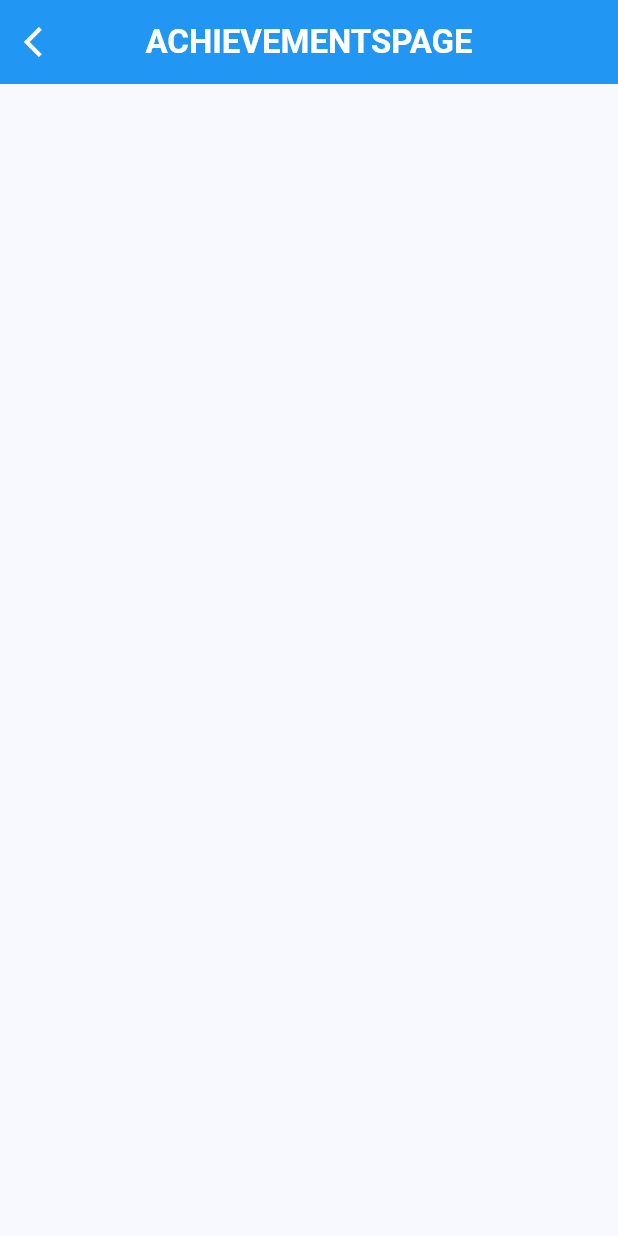
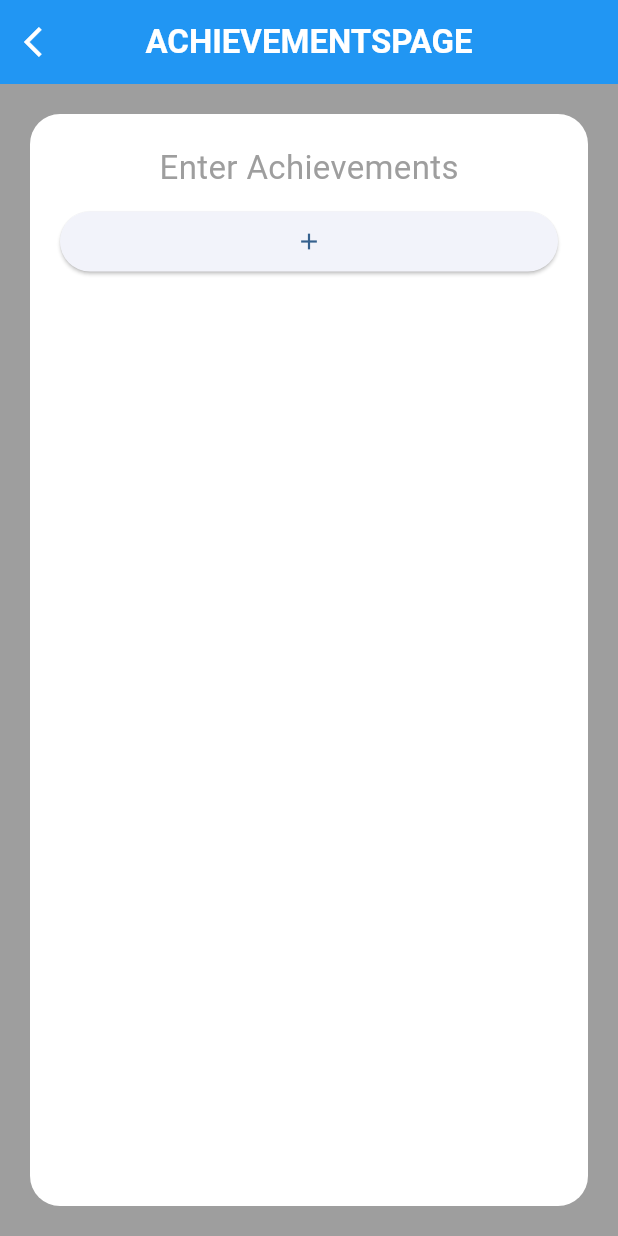
Before and after one commit to rahulmali2004/resume_pr, a Flutter app: the achievementspage screen opened by its route, on a phone screen of 412 x 824 dp. Run offline on Flutter 3.47's test engine with Material 2 defaults, Android fonts, the light colour scheme and no system bars; our stand-ins replace image_picker, pdf, printing; missing offline and left inert: dart:ffi; accounts and stored records are empty.

Commit message:
RM 25/04/23 19:09 change page

```diff
--- a/lib/main.dart
+++ b/lib/main.dart
@@ -9,6 +9,7 @@ import 'package:resume_pr/views/scrrens/declarationpage.dart';
 import 'package:resume_pr/views/scrrens/educationpage.dart';
 import 'package:resume_pr/views/scrrens/experiencepage.dart';
 import 'package:resume_pr/views/scrrens/homepage.dart';
+import 'package:resume_pr/views/scrrens/pdfpage.dart';
 import 'package:resume_pr/views/scrrens/personalpage.dart';
 import 'package:resume_pr/views/scrrens/projectspage.dart';
 import 'package:resume_pr/views/scrrens/referencespage.dart';
@@ -45,6 +46,7 @@ class MyApp extends StatelessWidget {
         Myroutes.buildoption[8].route: (context) => const achievementspage(),
         Myroutes.buildoption[9].route: (context) => const referencespage(),
         Myroutes.buildoption[10].route: (context) => const declarationpage(),
+        "PDF_page": (context) => pdfpage(),
       },
     );
   }
--- a/lib/modals/globals_page.dart
+++ b/lib/modals/globals_page.dart
@@ -10,5 +10,8 @@ class Global {
 
   static File? image;
 
+
+
   static List<String> techanical = [];
+  static List<String> achiev = [];
 }
--- a/lib/views/scrrens/Achievementspage.dart
+++ b/lib/views/scrrens/Achievementspage.dart
@@ -1,5 +1,8 @@
+import 'dart:ffi';
+
 import 'package:flutter/material.dart';
 
+import '../../modals/globals_page.dart';
 import '../components/iconbackpage.dart';
 
 class achievementspage extends StatefulWidget {
@@ -9,8 +12,12 @@ class achievementspage extends StatefulWidget {
   State<achievementspage> createState() => _achievementspageState();
 }
 
-class _achievementspageState extends State<achievementspage> {
+ class _achievementspageState extends State<achievementspage> {
+//   String achiev = "";
+
+  bool achiev = true;
   @override
+
   Widget build(BuildContext context) {
     return Scaffold(
       appBar: AppBar(
@@ -26,6 +33,75 @@ class _achievementspageState extends State<achievementspage> {
         centerTitle: true,
         backgroundColor: Colors.blue,
       ),
+      body: Padding(
+        padding: const EdgeInsets.all(20),
+        child: Container(
+          decoration: BoxDecoration(
+            color: Colors.white,
+            borderRadius: BorderRadius.circular(20),
+          ),
+          alignment: Alignment.topLeft,
+          child: Padding(
+            padding: const EdgeInsets.all(20),
+            child: Column(
+              mainAxisSize: MainAxisSize.min,
+              children: [
+                Align(
+                  alignment: Alignment.center,
+                  child: Text(
+                    "Enter Achievements",
+                    style: TextStyle(
+                      color: Colors.grey.shade500,
+                      fontSize: 22,
+                    ),
+                  ),
+                ),
+                ...Global.achiev
+                    .map(
+                      (e) => Row(
+                    children: [
+                      Expanded(
+                        child: TextField(
+                          decoration: InputDecoration(
+                            hintText: "Exceeded Sales 17% Avearage",
+                            hintStyle: TextStyle(
+                              fontSize: 14,
+                            ),
+                          ),
+                          onChanged: (val) {},
+                        ),
+                      ),
+                      IconButton(
+                          onPressed: () {
+                            setState(() {
+                              Global.achiev.remove(e);
+                            });
+                          },
+                          icon: Icon(Icons.delete))
+                    ],
+                  ),
+                )
+                    .toList(),
+                SizedBox(
+                  height: 10,
+                ),
+                SizedBox(
+                  width: double.infinity,
+                  child: ElevatedButton(
+                    onPressed: () {
+                      setState(() {
+                        Global.achiev.add("");
+                      });
+                    },
+                    child: Icon(Icons.add),
+                  ),
+                ),
+              ],
+            ),
+          ),
+        ),
+      ),
+      backgroundColor: Colors.grey,
     );
   }
 }
--- a/lib/views/scrrens/workspace.dart
+++ b/lib/views/scrrens/workspace.dart
@@ -1,6 +1,7 @@
 import 'package:flutter/material.dart';
 import 'package:resume_pr/utils/routes.dart';
 import 'package:resume_pr/utils/theme.dart';
+import 'package:resume_pr/views/scrrens/pdfpage.dart';
 
 class workspace extends StatefulWidget {
   const workspace({Key? key}) : super(key: key);
@@ -15,6 +16,9 @@ class _workspaceState extends State<workspace> {
     Size s = MediaQuery.of(context).size;
     return Scaffold(
       appBar: AppBar(
+        actions: [IconButton(onPressed: (){
+          Navigator.of(context).pushNamed("PDF_page");
+        },icon: Icon(Icons.picture_as_pdf),color: Colors.white,)],
         leading: IconButton(
           onPressed: () {
             Navigator.of(context).pop();
--- a/pubspec.yaml
+++ b/pubspec.yaml
@@ -37,6 +37,8 @@ dependencies:
   cupertino_icons: ^1.0.2
   provider:
   image_picker: ^0.8.7+4
+  pdf: ^3.10.1
+  printing: ^5.10.3
 
 dev_dependencies:
   flutter_test:
```
Also changed, not shown: lib/views/scrrens/contactpage.dart (+70 -4 lines), lib/views/scrrens/pdfpage.dart (added, +68 -0 lines), pubspec.lock, 5 other files.
